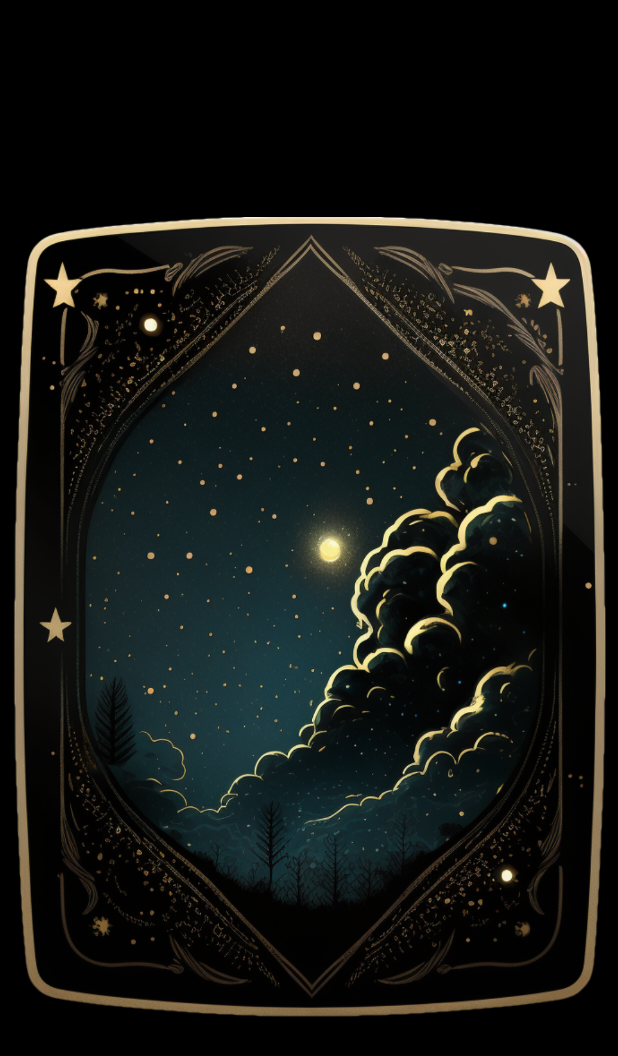
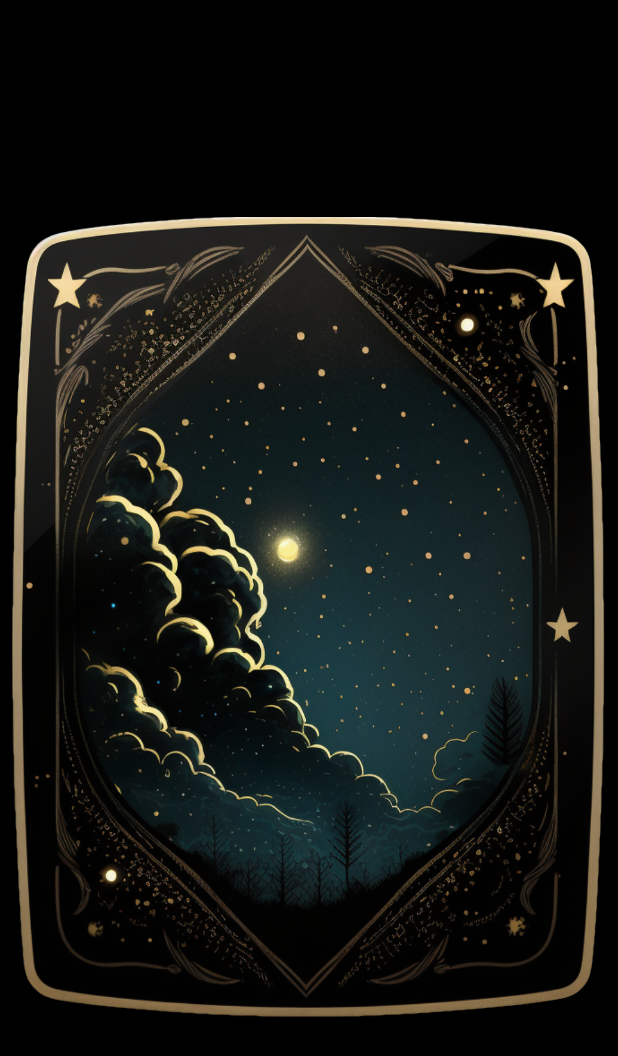
Before and after one commit to KorMari/Forfeit_game, an Android app: the screen it shows after launch (MainActivity), on a phone screen of 412 x 824 dp. Shown: the top 1056 px of the screen. Run offline under Robolectric (Android 15) with nearby library versions, the phone set to English and light mode, and no system bars.

Commit message:
before Leonid

```diff
--- a/app/src/main/AndroidManifest.xml
+++ b/app/src/main/AndroidManifest.xml
@@ -15,7 +15,6 @@
         <activity
             android:name=".ExerciseActivity"
 
-            android:screenOrientation="portrait"
             android:exported="false">
             <meta-data
                 android:name="android.app.lib_name"
@@ -24,7 +23,6 @@
         <activity
             android:name=".MainActivity"
 
-            android:screenOrientation="portrait"
             android:exported="true">
             <intent-filter>
                 <action android:name="android.intent.action.MAIN" />
--- a/app/src/main/java/com/example/forfeitgame/MainActivity.java
+++ b/app/src/main/java/com/example/forfeitgame/MainActivity.java
@@ -1,50 +1,68 @@
 package com.example.forfeitgame;
 
+import androidx.annotation.NonNull;
 import androidx.appcompat.app.AppCompatActivity;
 
 import android.animation.Animator;
+import android.animation.AnimatorInflater;
+import android.animation.AnimatorListenerAdapter;
+import android.animation.AnimatorSet;
 import android.animation.ObjectAnimator;
 import android.content.Context;
 import android.content.Intent;
 import android.os.Bundle;
+import android.util.Log;
+import android.view.LayoutInflater;
 import android.view.View;
+import android.view.animation.Animation;
+import android.view.animation.AnimationUtils;
+import android.widget.FrameLayout;
 import android.widget.ImageView;
+import android.widget.TextView;
 
 
 public class MainActivity extends AppCompatActivity {
 
     private ImageView imageViewBack;
+    private ImageView imageViewFace;
+    private TextView textViewForExercise;
+
+
+    private AnimatorSet flipOutAnimatorSet;
+    private AnimatorSet flipInAnimationSet;
 
 
     @Override
     protected void onCreate(Bundle savedInstanceState) {
         super.onCreate(savedInstanceState);
 
-        setContentView(R.layout.activity_main);
+        setContentView(R.layout.card);
         initViews();
 
         getWindow().getDecorView().setSystemUiVisibility(
-                 View.SYSTEM_UI_FLAG_HIDE_NAVIGATION // прячем панель навигации
-                | View.SYSTEM_UI_FLAG_FULLSCREEN // прячем строку состояния
-                | View.SYSTEM_UI_FLAG_IMMERSIVE
+                View.SYSTEM_UI_FLAG_HIDE_NAVIGATION // прячем панель навигации
+                        | View.SYSTEM_UI_FLAG_FULLSCREEN // прячем строку состояния
+                        | View.SYSTEM_UI_FLAG_IMMERSIVE
         );
-        flipImage();
+
+
 
         imageViewBack.setOnClickListener(new View.OnClickListener() {
             @Override
             public void onClick(View view) {
 
-                    flipImage();
+
+flipCard(MainActivity.this, imageViewBack, imageViewFace);
+
+            }
+        });
+
+        imageViewFace.setOnClickListener(new View.OnClickListener() {
+            @Override
+            public void onClick(View view) {
 
 
-
-                Intent intent = ExerciseActivity.newIntent(MainActivity.this);
-
-//                ActivityOptions options = ActivityOptions.makeSceneTransitionAnimation(
-//                        MainActivity.this,
-//                        new Pair<View, String>(imageViewCard, "pour"));
-//                startActivity(intent, options.toBundle());
-                startActivity(intent);
+                flipCard(MainActivity.this, imageViewBack, imageViewFace);
 
             }
         });
@@ -53,6 +71,9 @@ public class MainActivity extends AppCompatActivity {
 
     private void initViews() {
         imageViewBack = findViewById(R.id.imageViewBack);
+        imageViewFace = findViewById(R.id.imageViewFace);
+        textViewForExercise = findViewById(R.id.textViewForExercise);
+
     }
 
     public static Intent newIntent(Context context) {
@@ -60,9 +81,54 @@ public class MainActivity extends AppCompatActivity {
         return new Intent(context, MainActivity.class);
     }
 
-    private void flipImage() {
-        ObjectAnimator animator = ObjectAnimator.ofFloat(imageViewBack, "rotationY", 0f, 180f);
-        animator.setDuration(400);
-        animator.start();
+
+
+
+    private void flipCard(Context context, View visibleView, View inVisibleView) {
+        try {
+            flipOutAnimatorSet = (AnimatorSet) AnimatorInflater.loadAnimator(
+                    context,
+                    R.animator.flip_out
+            );
+
+
+            flipOutAnimatorSet.setTarget(inVisibleView);
+            flipInAnimationSet = (AnimatorSet) AnimatorInflater.loadAnimator(
+                    context,
+                    R.animator.flip_in
+            );
+            flipInAnimationSet.setTarget(visibleView);
+
+            AnimatorSet set = new AnimatorSet();
+            set.playTogether(flipOutAnimatorSet, flipInAnimationSet);
+            set.start();
+
+//            inVisibleView.setVisibility(View.GONE);
+
+            set.addListener(new Animator.AnimatorListener() {
+                @Override
+                public void onAnimationStart(@NonNull Animator animation) {
+
+                }
+
+                @Override
+                public void onAnimationEnd(@NonNull Animator animation) {
+                    inVisibleView.setVisibility(View.GONE);
+                }
+
+                @Override
+                public void onAnimationCancel(@NonNull Animator animation) {
+
+                }
+
+                @Override
+                public void onAnimationRepeat(@NonNull Animator animation) {
+
+                }
+            });
+} catch (Exception e) {
+            Log.d("MainActivity", e.getMessage());
+        }
     }
+
 }
--- /dev/null
+++ b/app/src/main/res/animator/flip_in.xml
@@ -0,0 +1,22 @@
+<?xml version="1.0" encoding="utf-8"?>
+<set xmlns:android="http://schemas.android.com/apk/res/android">
+    <objectAnimator
+        android:duration="0"
+        android:propertyName="alpha"
+        android:valueFrom="1.0"
+        android:valueTo="0.0" />
+
+    <objectAnimator
+        android:duration="1500"
+        android:propertyName="rotationY"
+        android:repeatMode="reverse"
+        android:valueFrom="-180"
+        android:valueTo="0" />
+
+    <objectAnimator
+        android:duration="0"
+        android:propertyName="alpha"
+        android:startOffset="750"
+        android:valueFrom="0.0"
+        android:valueTo="1.0" />
+</set>
--- /dev/null
+++ b/app/src/main/res/animator/flip_out.xml
@@ -0,0 +1,15 @@
+<?xml version="1.0" encoding="utf-8"?>
+<set xmlns:android="http://schemas.android.com/apk/res/android">
+    <objectAnimator
+        android:duration="1500"
+        android:propertyName="rotationY"
+        android:valueFrom="0"
+        android:valueTo="180" />
+
+    <objectAnimator
+        android:duration="0"
+        android:propertyName="alpha"
+        android:startOffset="750"
+        android:valueFrom="1.0"
+        android:valueTo="0.0" />
+</set>
--- /dev/null
+++ b/app/src/main/res/layout/card.xml
@@ -0,0 +1,53 @@
+<?xml version="1.0" encoding="utf-8"?>
+<androidx.constraintlayout.widget.ConstraintLayout xmlns:android="http://schemas.android.com/apk/res/android"
+    xmlns:app="http://schemas.android.com/apk/res-auto"
+    xmlns:tools="http://schemas.android.com/tools"
+    android:layout_width="match_parent"
+
+    android:background="@color/black"
+    android:layout_height="match_parent"
+    tools:context=".MainActivity">
+
+    <ImageView
+        android:id="@+id/imageViewBack"
+        android:layout_width="match_parent"
+        android:layout_height="wrap_content"
+        android:layout_margin="8dp"
+        android:scaleType="centerInside"
+        app:layout_constraintBottom_toBottomOf="parent"
+        app:layout_constraintEnd_toEndOf="parent"
+        app:layout_constraintStart_toStartOf="parent"
+        app:layout_constraintTop_toTopOf="parent"
+        app:srcCompat="@drawable/back" />
+
+    <ImageView
+        android:id="@+id/imageViewFace"
+        android:layout_width="match_parent"
+        android:layout_height="wrap_content"
+        android:layout_margin="8dp"
+        android:scaleType="centerInside"
+        app:layout_constraintBottom_toBottomOf="parent"
+        app:layout_constraintEnd_toEndOf="parent"
+        app:layout_constraintStart_toStartOf="parent"
+        app:layout_constraintTop_toTopOf="parent"
+        app:srcCompat="@drawable/face" />
+
+
+    <TextView
+        android:id="@+id/textViewForExercise"
+        android:layout_width="match_parent"
+        android:layout_height="match_parent"
+        android:gravity="center_vertical|center_horizontal"
+        android:layout_margin="16dp"
+        android:padding="16dp"
+        android:textColor="@color/yellow_text"
+        android:textSize="30sp"
+        android:textStyle="italic"
+        app:layout_constraintBottom_toBottomOf="parent"
+        app:layout_constraintEnd_toEndOf="parent"
+        app:layout_constraintStart_toStartOf="parent"
+        app:layout_constraintTop_toTopOf="parent"
+        tools:text="Встать на четвереньки и изобрази автомобиль, осуществляющий задним ходом параллельную парковку в пространство между двумя стульями" />
+
+
+</androidx.constraintlayout.widget.ConstraintLayout>
```
